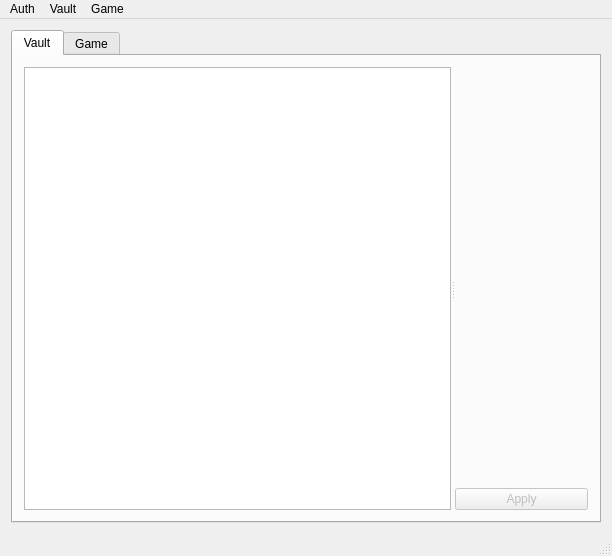
Above: MoulKI.ui from H-uru/MoulKI before the change. Below: the same form after it.
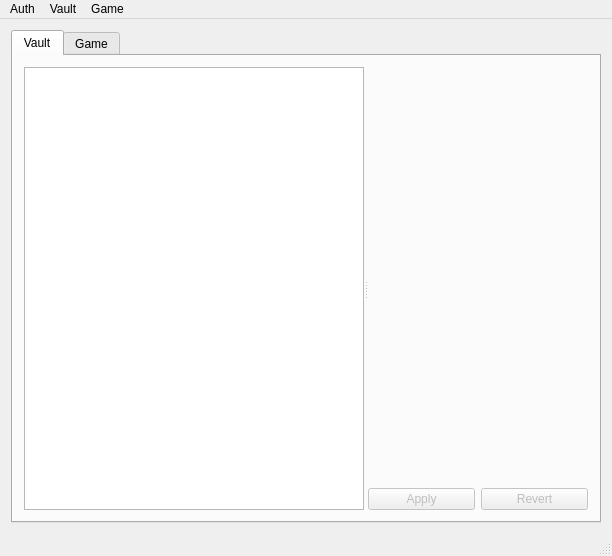
That is the form after the change. Custom widgets are drawn as their Qt base class.

Commit message: Added revert button, fixed uncaught invalid plUuid exception

Patch:
```diff
--- a/MoulKI.ui
+++ b/MoulKI.ui
@@ -55,6 +55,18 @@
              <widget class="qtNodeEdit" name="nodeEditor" native="true"/>
             </item>
             <item>
+             <widget class="QWidget" name="widget_2" native="true">
+              <property name="sizePolicy">
+               <sizepolicy hsizetype="Minimum" vsizetype="Maximum">
+                <horstretch>0</horstretch>
+                <verstretch>0</verstretch>
+               </sizepolicy>
+              </property>
+              <layout class="QHBoxLayout" name="horizontalLayout">
+               <property name="margin">
+                <number>0</number>
+               </property>
+               <item>
              <widget class="QPushButton" name="applyButton">
               <property name="enabled">
                <bool>false</bool>
@@ -62,6 +74,19 @@
               <property name="text">
                <string>Apply</string>
               </property>
+                </widget>
+               </item>
+               <item>
+                <widget class="QPushButton" name="revertButton">
+                 <property name="enabled">
+                  <bool>false</bool>
+                 </property>
+                 <property name="text">
+                  <string>Revert</string>
+                 </property>
+                </widget>
+               </item>
+              </layout>
              </widget>
             </item>
            </layout>
```
Lines whose indentation alone changed are shown as unchanged. The commit also changes 4 other files.
